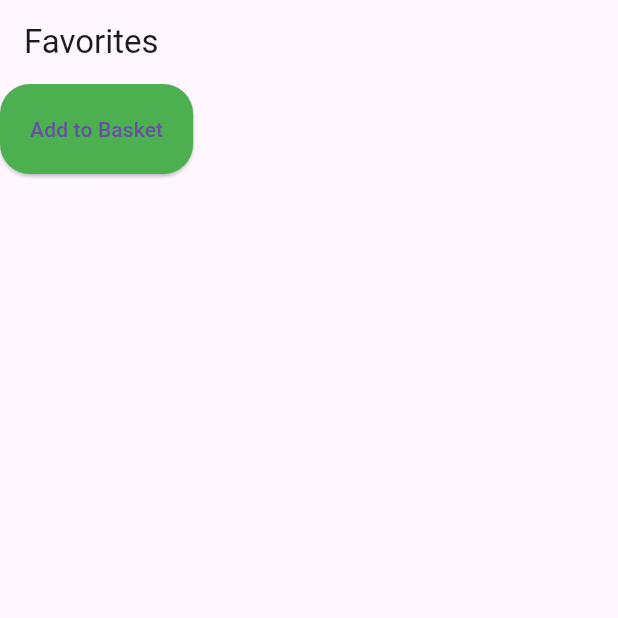
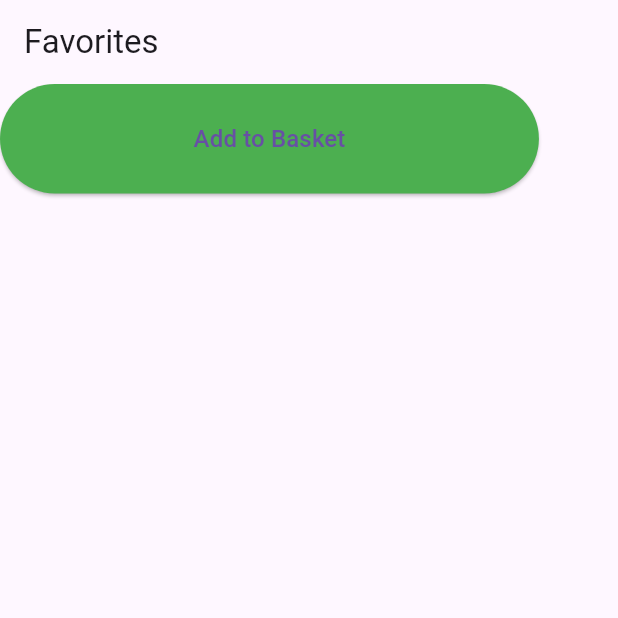
Before and after one commit to AzzamHussain/GroceryStore, a Flutter app: the FavouriteScreen screen opened directly with empty values, on a phone screen of 412 x 824 dp, the top half of it. Run offline on Flutter 3.47's test engine with Material 3 defaults, Android fonts, the phone set to English and light mode, and no system bars; missing offline and left inert: dart:ffi.

Commit message:
favourite screen edited

```diff
--- a/lib/pages/Favorite.dart
+++ b/lib/pages/Favorite.dart
@@ -41,12 +41,12 @@
               onPressed: () {
                 // Implement add to basket button
               },
-              child: Text('Add to Basket'),
+              child: Text('Add to Basket', style: TextStyle(fontSize: 16.0)),
               style: ElevatedButton.styleFrom(
                 primary: Colors.green,
-                padding: EdgeInsets.symmetric(horizontal: 20.0, vertical: 20.0),
-                shape: RoundedRectangleBorder(
-                    borderRadius: BorderRadius.circular(20)),
+                padding: EdgeInsets.symmetric(horizontal: 129, vertical: 25.0),
+                //   shape: RoundedRectangleBorder(
+                //       borderRadius: BorderRadius.circular(20)),
               ),
             ),
           ],
```
